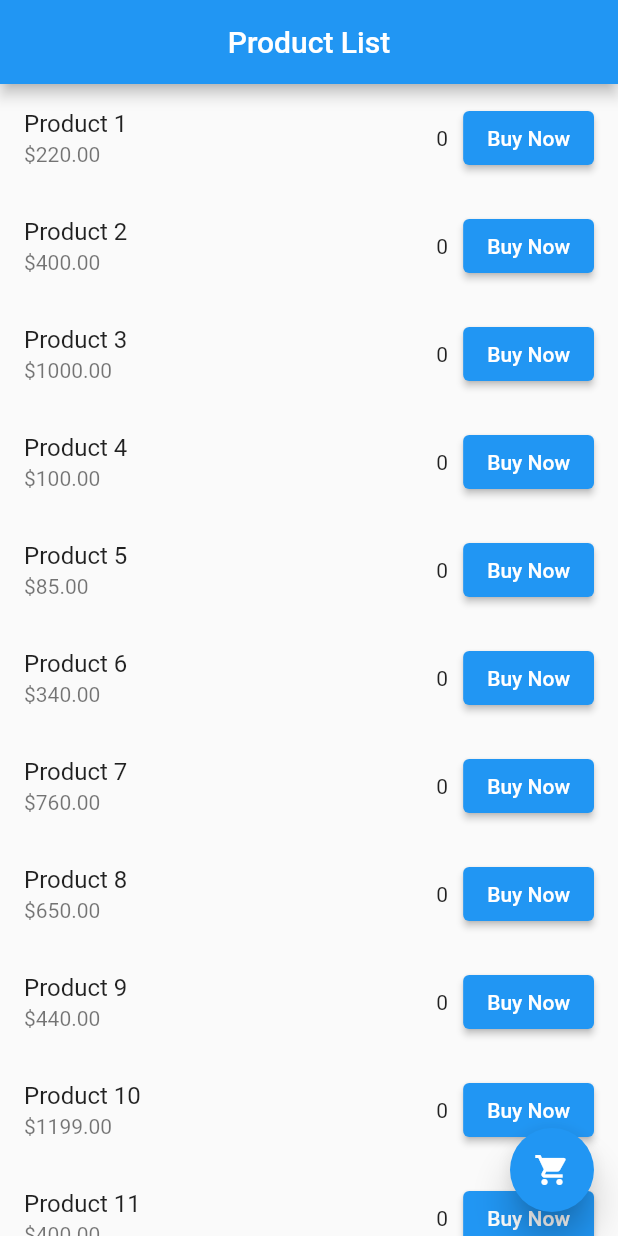
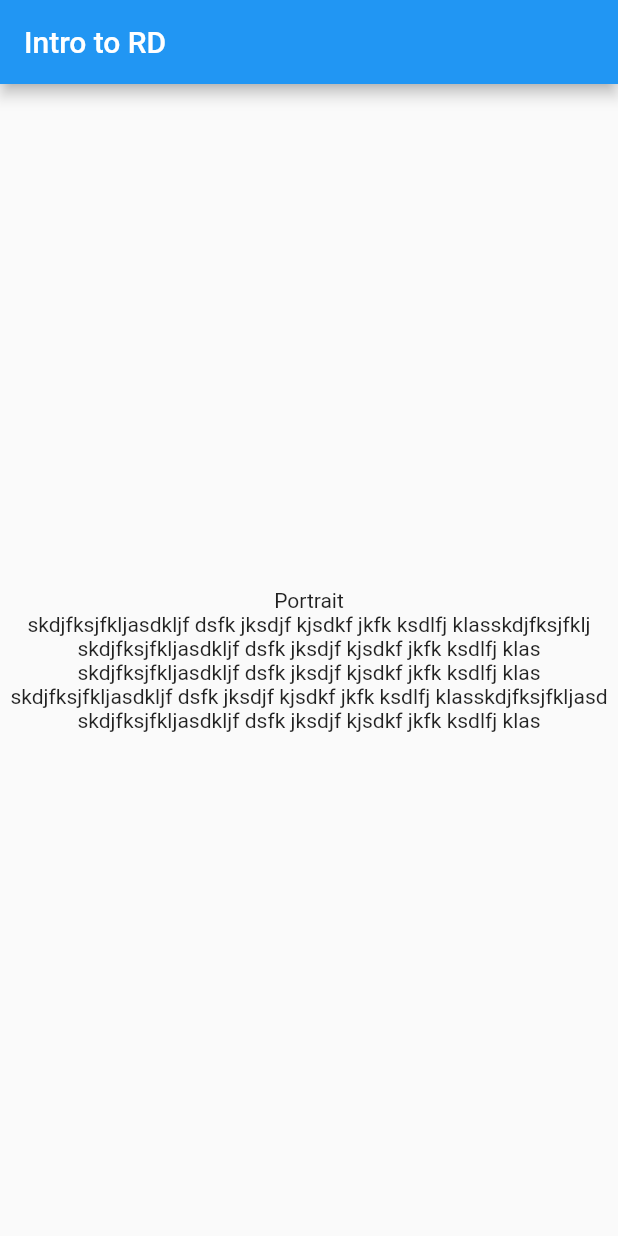
Before and after one commit to saem10/Flutter_project, a Flutter app: the screen it shows after launch, on a phone screen of 412 x 824 dp. Run offline on Flutter 3.47's test engine with Material 2 defaults, Android fonts, the phone set to English and light mode, and no system bars.

Commit message:
responsive design

```diff
--- /dev/null
+++ b/lib/home_screen.dart
@@ -0,0 +1,63 @@
+import 'package:flutter/material.dart';
+
+/// MediaQuery
+
+class HomeScreen extends StatelessWidget {
+  const HomeScreen({super.key});
+
+  @override
+  Widget build(BuildContext context) {
+    // Size size = MediaQuery.of(context).size;
+    // Size size = MediaQuery.sizeOf(context);
+    // print(size);
+    // print(size.width);
+    // print(size.height);
+    // print(size.aspectRatio);
+    // print(size.flipped);
+    // Orientation orientation = MediaQuery.orientationOf(context);
+    // print(orientation);
+    // List<DisplayFeature> displayFeatures = MediaQuery.displayFeaturesOf(context);
+    // print(displayFeatures);
+    // print(MediaQuery.devicePixelRatioOf(context));
+    // print(MediaQuery.platformBrightnessOf(context));
+    return Scaffold(
+      appBar: AppBar(
+        title: Text('Intro to RD'),
+      ),
+      body: LayoutBuilder(
+          builder: (context, constraints) {
+            print(constraints.maxWidth);
+            if (constraints.maxWidth > 500) {
+              return Center(child: Text('Too big screen'));
+            } else {
+              return Center(
+                child: OrientationBuilder(
+                    builder: (context, orientation) {
+                      return Column(
+                        mainAxisAlignment: MainAxisAlignment.center,
+                        children: [
+                          Text(orientation == Orientation.portrait ? 'Portrait': 'Landscape'),
+                          Wrap(
+                            alignment: WrapAlignment.center,
+                            crossAxisAlignment: WrapCrossAlignment.start,
+                            children: [
+                              Text('skdjfksjfkljasdkljf dsfk jksdjf kjsdkf jkfk ksdlfj klas'),
+                              Text('skdjfksjfklj'),
+                              Text('skdjfksjfkljasdkljf dsfk jksdjf kjsdkf jkfk ksdlfj klas'),
+                              Text('skdjfksjfkljasdkljf dsfk jksdjf kjsdkf jkfk ksdlfj klas'),
+                              Text('skdjfksjfkljasdkljf dsfk jksdjf kjsdkf jkfk ksdlfj klas'),
+                              Text('skdjfksjfkljasd'),
+                              Text('skdjfksjfkljasdkljf dsfk jksdjf kjsdkf jkfk ksdlfj klas'),
+                            ],
+                          )
+                        ],
+                      );
+                    }
+                ),
+              );
+            }
+          }
+      ),
+    );
+  }
+}
--- a/lib/main.dart
+++ b/lib/main.dart
@@ -1,151 +1,16 @@
+import 'package:application_2/home_screen.dart';
 import 'package:flutter/material.dart';
 
-void main() {
+void main(){
   runApp(MyApp());
 }
+class MyApp extends StatelessWidget {
+   MyApp({super.key});
 
-class Product {
-  final String name;
-  final double price;
-  int quantity = 0;
-
-  Product(this.name, this.price);
-}
-
-class MyApp extends StatelessWidget {
   @override
   Widget build(BuildContext context) {
     return MaterialApp(
-      debugShowCheckedModeBanner: false,
-      home: ProductList(),
+      home:HomeScreen(),
     );
   }
 }
-
-class ProductList extends StatefulWidget {
-  @override
-  _ProductListState createState() => _ProductListState();
-}
-
-class _ProductListState extends State<ProductList> {
-  List<Product> products = [
-    Product("Product 1", 220.0),
-    Product("Product 2", 400.0),
-    Product("Product 3", 1000.0),
-    Product("Product 4", 100.0),
-    Product("Product 5", 85.0),
-    Product("Product 6", 340.0),
-    Product("Product 7", 760.0),
-    Product("Product 8", 650.0),
-    Product("Product 9", 440.0),
-    Product("Product 10", 1199.0),
-    Product("Product 11", 400.0),
-    Product("Product 12", 510.0),
-
-
-  ];
-
-  void _addToCart(Product product) {
-    setState(() {
-      product.quantity++;
-      if (product.quantity == 5) {
-        _showCongratulationsDialog(product);
-      }
-    });
-  }
-
-
-  Future<void> _showCongratulationsDialog(Product product) async {
-    return showDialog<void>(
-      context: context,
-      builder: (BuildContext context) {
-        return AlertDialog(
-          title: Text('Congratulations!'),
-          content: Text('You\'ve bought 5 ${product.name}!'),
-          actions: <Widget>[
-            TextButton(onPressed: (){
-              Navigator.pop(context);
-
-            }, child: Text("OK"))
-          ],
-        );
-      },
-    );
-  }
-
-  void _goToCart() {
-    int totalItemsBought = products
-        .map((product) => product.quantity)
-        .reduce((a, b) => a + b);
-    Navigator.push(
-      context,
-      MaterialPageRoute(
-        builder: (context) => CartPage(totalItemsBought),
-      ),
-    );
-  }
-
-  @override
-  Widget build(BuildContext context) {
-    return Scaffold(
-      appBar: AppBar(
-        title: Text('Product List'),
-        centerTitle: true,
-
-      ),
-      body: ListView.builder(
-        itemCount: products.length,
-        itemBuilder: (context, index) {
-          Product product = products[index];
-          return ListTile(
-            title: Text(product.name),
-            subtitle: Text('\$${product.price.toStringAsFixed(2)}'),
-            trailing: Row(
-
-              mainAxisSize: MainAxisSize.min,
-              children: <Widget>[
-                Padding(
-                    padding: EdgeInsets.all(10),
-                    child: Text('${product.quantity}')),
-
-
-                ElevatedButton(onPressed: () => _addToCart(product), child: Text("Buy Now"))
-
-              ],
-            ),
-          );
-        },
-      ),
-      floatingActionButton: FloatingActionButton(
-        elevation: 10,
-        child: Icon(Icons.shopping_cart),
-        onPressed: () {
-
-          _goToCart();
-        },
-      ),
-
-    );
-  }
-}
-
-class CartPage extends StatelessWidget {
-  final int totalItemsBought;
-
-  CartPage(this.totalItemsBought);
-
-  @override
-  Widget build(BuildContext context) {
-    return Scaffold(
-      appBar: AppBar(
-        title: const Text('Cart'),
-        centerTitle: true,
-      ),
-      body: Center(
-        child: Text('Total Product Bought: $totalItemsBought',style: TextStyle(fontSize: 24),),
-      ),
-
-
-    );
-  }
-}
```
